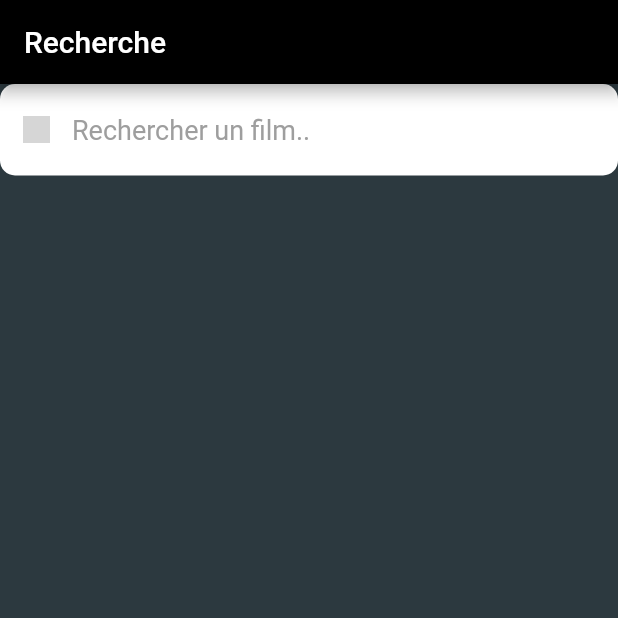
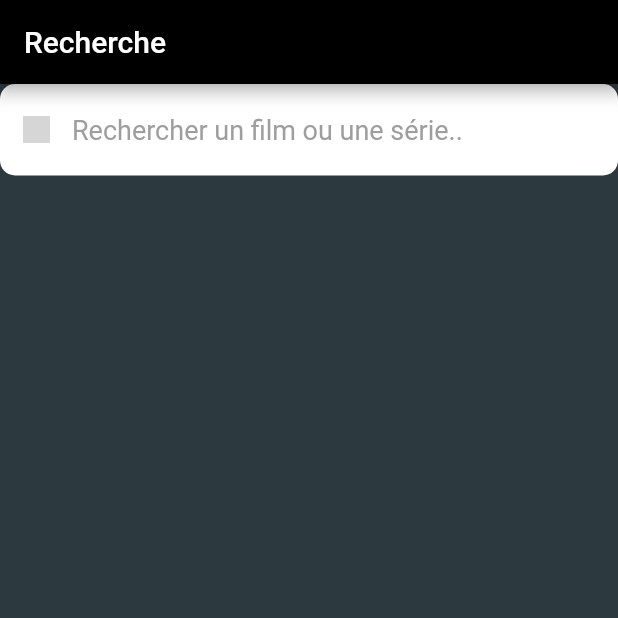
Before and after one commit to C4ntic/mobiliteFlutter, a Flutter app: the screen it shows after launch, on a phone screen of 412 x 824 dp, the top half of it. Run offline on Flutter 3.47's test engine with Material 2 defaults, Android fonts, the light colour scheme and no system bars; grey boxes are pictures that could not be loaded.

Commit message:
add image to searchBar and updated pubspec

```diff
--- a/lib/search.dart
+++ b/lib/search.dart
@@ -40,7 +40,7 @@ class _SearchState extends State<Search> {
                   borderRadius: BorderRadius.circular(10),
                   borderSide: BorderSide.none
               ),
-              hintText: 'Rechercher un film..',
+              hintText: 'Rechercher un film ou une série..',
               hintStyle: const TextStyle(
                   color: Colors.grey,
                   fontSize: 18
@@ -48,7 +48,7 @@ class _SearchState extends State<Search> {
               prefixIcon: Container(
                 padding: const EdgeInsets.all(15),
                 width: 18,
-                child: Image.asset('assets/icons/search.png'),
+                child: Image.asset('../assets/Images/searchIcon.png'),
               )
           ),
         ),),
--- a/pubspec.yaml
+++ b/pubspec.yaml
@@ -62,9 +62,9 @@ flutter:
   uses-material-design: true
 
   # To add assets to your application, add an assets section, like this:
-  # assets:
-  #   - images/a_dot_burr.jpeg
-  #   - images/a_dot_ham.jpeg
+  assets:
+     - assets/
+     - assets/Images/
 
   # An image asset can refer to one or more resolution-specific "variants", see
   # https://flutter.dev/assets-and-images/#resolution-aware
```
Also changed, not shown: assets/Images/searchIcon.png (added).
